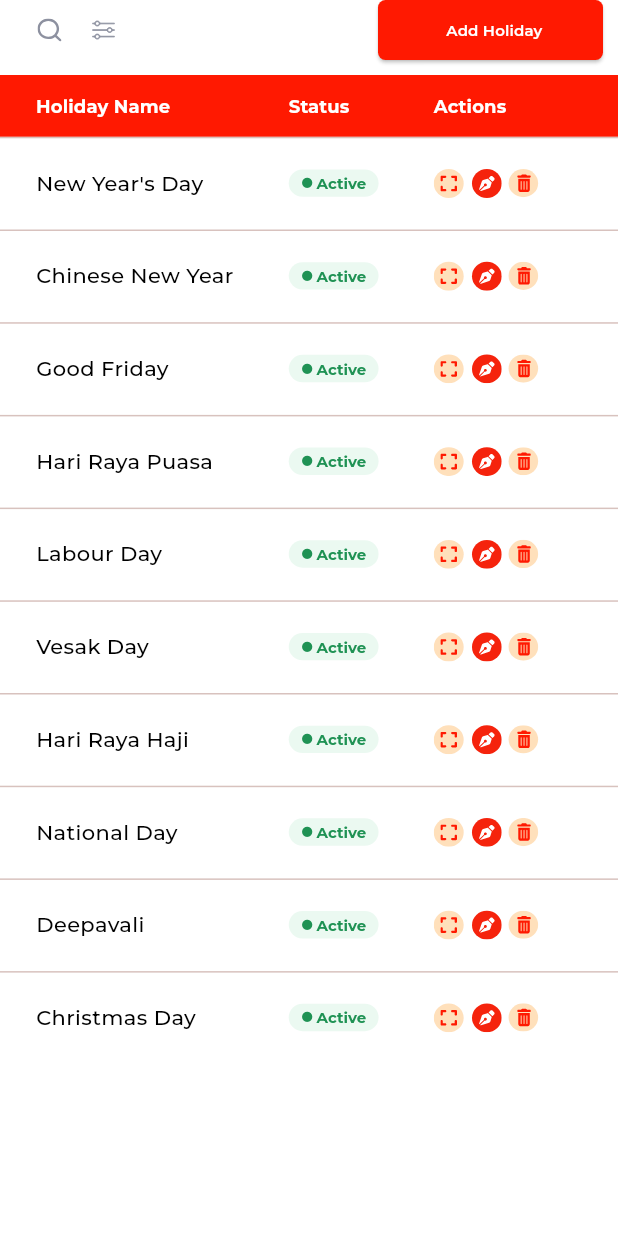
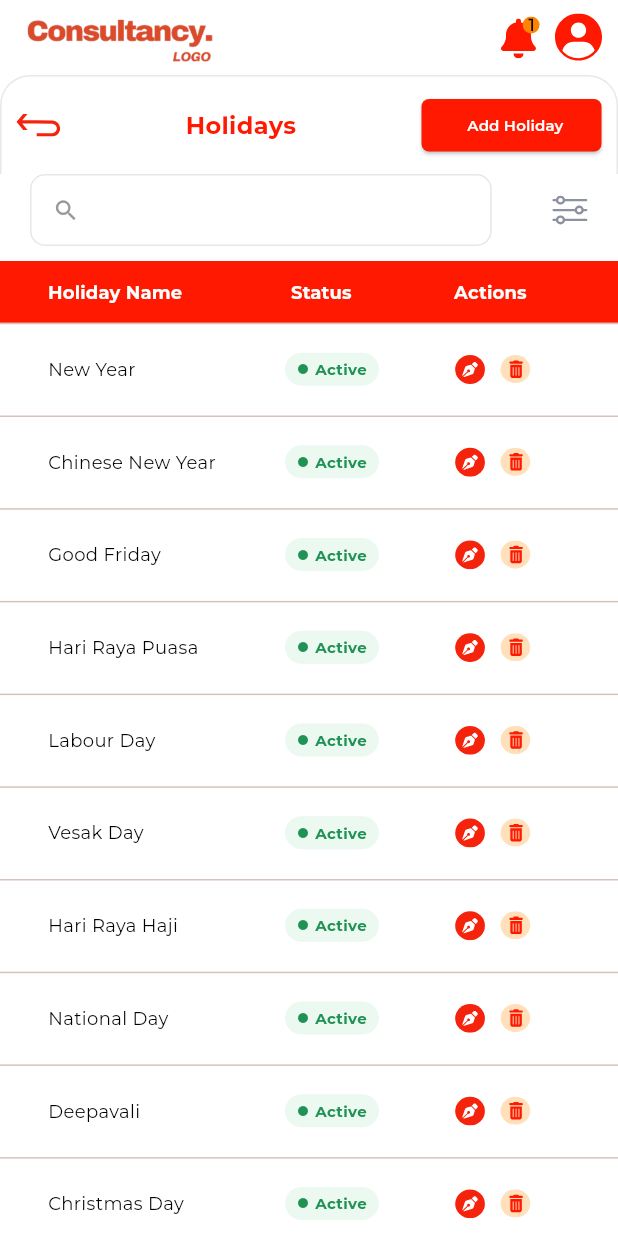
Before and after one commit to swatixenelsoft/harris_j_system, a Flutter app: the HolidayManagementScreen widget shown alone on an empty page, opened directly, after a tap on "Singapore Holiday", on a phone screen of 412 x 824 dp. Run offline on Flutter 3.47's test engine with Material 3 defaults, Android fonts, the phone set to English and light mode, and no system bars; our stand-ins replace badges, country_picker, delightful_toast, dio, dotted_border, file_picker and 16 more; accounts and stored records are empty; project files that could hold a hidden picture were left out.

Commit message:
add holiday

```diff
--- /dev/null
+++ b/lib/screens/consultancy/consultancy_detailed_holiday_screen.dart
@@ -0,0 +1,297 @@
+import 'package:flutter/material.dart';
+import 'package:flutter_svg/flutter_svg.dart';
+import 'package:google_fonts/google_fonts.dart';
+import 'package:harris_j_system/screens/consultancy/add_holiday_screen.dart';
+import 'package:harris_j_system/widgets/custom_app_bar.dart';
+import 'package:harris_j_system/widgets/custom_text_field.dart';
+import 'package:harris_j_system/widgets/custom_button.dart'; // <-- Make sure this is your CustomButton
+
+class DetailedHolidayScreen extends StatelessWidget {
+  const DetailedHolidayScreen({super.key});
+
+  @override
+  Widget build(BuildContext context) {
+    final List<Map<String, dynamic>> detailedHolidays = [
+      {'name': 'New Year', 'status': 'Active'},
+      {'name': 'Chinese New Year', 'status': 'Active'},
+      {'name': 'Good Friday', 'status': 'Active'},
+      {'name': 'Hari Raya Puasa', 'status': 'Active'},
+      {'name': 'Labour Day', 'status': 'Active'},
+      {'name': 'Vesak Day', 'status': 'Active'},
+      {'name': 'Hari Raya Haji', 'status': 'Active'},
+      {'name': 'National Day', 'status': 'Active'},
+      {'name': 'Deepavali', 'status': 'Active'},
+      {'name': 'Christmas Day', 'status': 'Active'},
+    ];
+
+    final double screenWidth = MediaQuery.of(context).size.width;
+    final double screenHeight = MediaQuery.of(context).size.height;
+
+    final double iconSize = screenWidth * 0.05;
+    final double columnSpacing = 8;
+    final double headingRowHeight = screenHeight * 0.05;
+    final double dataRowHeight = screenHeight * 0.075;
+
+    return Scaffold(
+      backgroundColor: Colors.white,
+      appBar: const CustomAppBar(
+        showBackButton: false,
+        image: 'assets/icons/cons_logo.png',
+      ),
+      body: Column(
+        children: [
+          // Top Curved Header
+          Container(
+            decoration: const BoxDecoration(
+              color: Colors.white,
+              border: Border(
+                top: BorderSide(color: Color(0xffE8E8E8)),
+                left: BorderSide(color: Color(0xffE8E8E8)),
+                right: BorderSide(color: Color(0xffE8E8E8)),
+              ),
+              borderRadius: BorderRadius.only(
+                topLeft: Radius.circular(20),
+                topRight: Radius.circular(20),
+              ),
+            ),
+            child: Padding(
+              padding: const EdgeInsets.symmetric(horizontal: 10, vertical: 15),
+              child: Row(
+                mainAxisAlignment: MainAxisAlignment.spaceBetween,
+                children: [
+                  GestureDetector(
+                    onTap: () => Navigator.pop(context),
+                    child: SvgPicture.asset('assets/icons/back.svg', height: 15),
+                  ),
+                  Text(
+                    'Holidays',
+                    style: GoogleFonts.montserrat(
+                      fontSize: 16,
+                      fontWeight: FontWeight.w700,
+                      color: const Color(0xffFF1901),
+                    ),
+                  ),
+                  CustomButton(
+                    text: "Add Holiday",
+                    height: 35,
+                    width: 120,
+                    leftPadding: 0,
+                    onPressed: () {
+                      showModalBottomSheet(
+                        context: context,
+                        isScrollControlled: true,
+                        shape: const RoundedRectangleBorder(
+                          borderRadius: BorderRadius.vertical(top: Radius.circular(16)),
+                        ),
+                        backgroundColor: Colors.white,
+                        barrierColor: Colors.black54,
+                        builder: (BuildContext context) {
+                          return SizedBox(
+                            width: MediaQuery.of(context).size.width,
+                            child: SingleChildScrollView(
+                              child: Padding(
+                                padding: EdgeInsets.only(
+                                  bottom: MediaQuery.of(context).viewInsets.bottom,
+                                ),
+                                child: Container(
+                                  constraints: BoxConstraints(
+                                    maxHeight: MediaQuery.of(context).size.height * 0.47,
+                                  ),
+                                  child: AddHolidayForm(
+                                    onSubmit: (holidayData) {
+                                      Navigator.pop(context);
+                                      ScaffoldMessenger.of(context).showSnackBar(
+                                        const SnackBar(content: Text("Holiday added successfully")),
+                                      );
+                                    },
+                                  ),
+                                ),
+                              ),
+                            ),
+                          );
+                        },
+                      );
+                    },
+                  ),
+                ],
+              ),
+            ),
+          ),
+
+          // Search Field
+          Padding(
+            padding: const EdgeInsets.symmetric(horizontal: 20.0),
+            child: Row(
+              children: [
+                // Search box
+                Expanded(
+                  child: CustomTextField(
+                    hintText: 'Search by ID',
+                    controller: TextEditingController(),
+                    prefixIcon: const Icon(Icons.search, size: 18, color: Color(0xff999999)),
+                    padding: 0,
+                    borderRadius: 10,
+                  ),
+                ),
+                const SizedBox(width: 40),
+
+                // Filter icon outside the box
+                GestureDetector(
+                  onTap: () {
+                    // Handle filter button tap
+                    showDialog(
+                      context: context,
+                      builder: (_) => AlertDialog(
+                        title: const Text('Filter'),
+                        content: const Text('Filter options go here'),
+                      ),
+                    );
+                  },
+                  child: SvgPicture.asset(
+                    'assets/icons/filter.svg',
+                    height: 20,
+                  ),
+                ),
+              ],
+            ),
+          ),
+
+          const SizedBox(height: 10),
+
+          // Holiday Table
+          Expanded(
+            child: SingleChildScrollView(
+              scrollDirection: Axis.horizontal,
+              child: ConstrainedBox(
+                constraints: BoxConstraints(minWidth: screenWidth),
+                child: SingleChildScrollView(
+                  child: DataTable(
+                    headingRowHeight: headingRowHeight,
+                    dataRowHeight: dataRowHeight,
+                    columnSpacing: columnSpacing,
+                    headingRowColor: MaterialStateProperty.all(const Color(0xFFFF1901)),
+                    columns: [
+                      DataColumn(
+                        label: Align(
+                          alignment: Alignment.centerLeft,
+                          child: Padding(
+                            padding: const EdgeInsets.only(left: 8),
+                            child: Text(
+                              "Holiday Name",
+                              style: GoogleFonts.montserrat(
+                                color: Colors.white,
+                                fontWeight: FontWeight.bold,
+                                fontSize: 12,
+                              ),
+                            ),
+                          ),
+                        ),
+                      ),
+                      DataColumn(
+                        label: Align(
+                          alignment: Alignment.centerLeft,
+                          child: Padding(
+                            padding: const EdgeInsets.only(left: 8),
+                            child: Text(
+                              "Status",
+                              style: GoogleFonts.montserrat(
+                                color: Colors.white,
+                                fontWeight: FontWeight.bold,
+                                fontSize: 12,
+                              ),
+                            ),
+                          ),
+                        ),
+                      ),
+                      DataColumn(
+                        label: Align(
+                          alignment: Alignment.centerLeft,
+                          child: Padding(
+                            padding: const EdgeInsets.only(left: 8),
+                            child: Text(
+                              "Actions",
+                              style: GoogleFonts.montserrat(
+                                color: Colors.white,
+                                fontWeight: FontWeight.bold,
+                                fontSize: 12,
+                              ),
+                            ),
+                          ),
+                        ),
+                      ),
+                    ],
+                    rows: detailedHolidays.map((holiday) {
+                      return DataRow(
+                        cells: [
+                          DataCell(
+                            Align(
+                              alignment: Alignment.centerLeft,
+                              child: Padding(
+                                padding: const EdgeInsets.only(left: 8),
+                                child: Text(
+                                  holiday['name'],
+                                  style: GoogleFonts.montserrat(fontSize: 12),
+                                ),
+                              ),
+                            ),
+                          ),
+                          DataCell(
+                            Align(
+                              alignment: Alignment.centerLeft,
+                              child: Padding(
+                                padding: const EdgeInsets.only(left: 4), // <-- moved slightly left
+                                child: Container(
+                                  padding: const EdgeInsets.symmetric(horizontal: 8, vertical: 4),
+                                  decoration: BoxDecoration(
+                                    color: const Color(0xFFEBF9F1),
+                                    borderRadius: BorderRadius.circular(12),
+                                  ),
+                                  child: Row(
+                                    mainAxisSize: MainAxisSize.min,
+                                    children: [
+                                      const Icon(Icons.circle, size: 8, color: Color(0xFF1F9254)),
+                                      const SizedBox(width: 4),
+                                      Text(
+                                        holiday['status'],
+                                        style: GoogleFonts.montserrat(
+                                          fontSize: 10,
+                                          fontWeight: FontWeight.w700,
+                                          color: const Color(0xFF1F9254),
+                                        ),
+                                      ),
+                                    ],
+                                  ),
+                                ),
+                              ),
+                            ),
+                          ),
+
+                          DataCell(
+                            Align(
+                              alignment: Alignment.centerLeft,
+                              child: Padding(
+                                padding: const EdgeInsets.only(left: 8),
+                                child: Row(
+                                  children: [
+                                    SvgPicture.asset('assets/icons/pen.svg', width: iconSize),
+                                    const SizedBox(width: 10),
+                                    SvgPicture.asset('assets/icons/delete.svg', width: iconSize),
+                                  ],
+                                ),
+                              ),
+                            ),
+                          ),
+                        ],
+                      );
+                    }).toList(),
+                  )
+
+                ),
+              ),
+            ),
+          ),
+        ],
+      ),
+    );
+  }
+}
--- a/lib/screens/consultancy/consultancy_holiday_management_screen.dart
+++ b/lib/screens/consultancy/consultancy_holiday_management_screen.dart
@@ -2,6 +2,7 @@ import 'package:flutter/material.dart';
 import 'package:flutter_svg/flutter_svg.dart';
 import 'package:google_fonts/google_fonts.dart';
 import 'package:harris_j_system/screens/consultancy/add_holiday_screen.dart';
+import 'package:harris_j_system/screens/consultancy/consultancy_detailed_holiday_screen.dart';
 import 'package:harris_j_system/screens/consultancy/create_holiday_profile_screen.dart';
 import 'package:harris_j_system/widgets/custom_button.dart';
 
@@ -12,7 +13,6 @@ class HolidayManagementScreen extends StatefulWidget {
   State<HolidayManagementScreen> createState() =>
       _HolidayManagementScreenState();
 }
-
 class _HolidayManagementScreenState extends State<HolidayManagementScreen> {
   final List<Map<String, dynamic>> holidays = List.generate(
     16,
@@ -42,7 +42,6 @@ class _HolidayManagementScreenState extends State<HolidayManagementScreen> {
       SnackBar(content: Text('Added ${newHoliday['name']}')),
     );
   }
-
   @override
   Widget build(BuildContext context) {
     final double screenWidth = MediaQuery.of(context).size.width;
@@ -114,8 +113,7 @@ class _HolidayManagementScreenState extends State<HolidayManagementScreen> {
                             child: SingleChildScrollView(
                               child: Padding(
                                 padding: EdgeInsets.only(
-                                  bottom:
-                                      MediaQuery.of(context).viewInsets.bottom,
+                                  bottom: MediaQuery.of(context).viewInsets.bottom,
                                 ),
                                 child: Container(
                                   constraints: BoxConstraints(
@@ -134,7 +132,6 @@ class _HolidayManagementScreenState extends State<HolidayManagementScreen> {
                 ],
               ),
             ),
-
           SingleChildScrollView(
             scrollDirection: Axis.horizontal,
             child: ConstrainedBox(
@@ -206,13 +203,14 @@ class _HolidayManagementScreenState extends State<HolidayManagementScreen> {
                       DataCell(
                         GestureDetector(
                           onTap: () {
-                            if (!showDetailedTable &&
-                                holiday['name'] == 'Singapore Holiday') {
-                              setState(() {
-                                showDetailedTable = true;
-                              });
-                            }
+                            Navigator.push(
+                              context,
+                              MaterialPageRoute(
+                                builder: (context) => const DetailedHolidayScreen(),
+                              ),
+                            );
                           },
+
                           child: Container(
                             constraints:
                                 BoxConstraints(maxWidth: screenWidth * 0.4),
--- a/lib/screens/shared/on_board_screen.dart
+++ b/lib/screens/shared/on_board_screen.dart
@@ -38,7 +38,7 @@ class _OnBoardScreenState extends State<OnBoardScreen> {
   ];
 
   void _onSkip() {
-    context.push(Constant.financeDashboardScreen);
+    context.push(Constant.login);
   }
   void _onNext() {
     if (_currentPage == pages.length - 1) {
```
Also changed, not shown: lib/screens/consultancy/add_holiday_screen.dart (+0 -9 lines), assets/icons/filter.svg (added).
